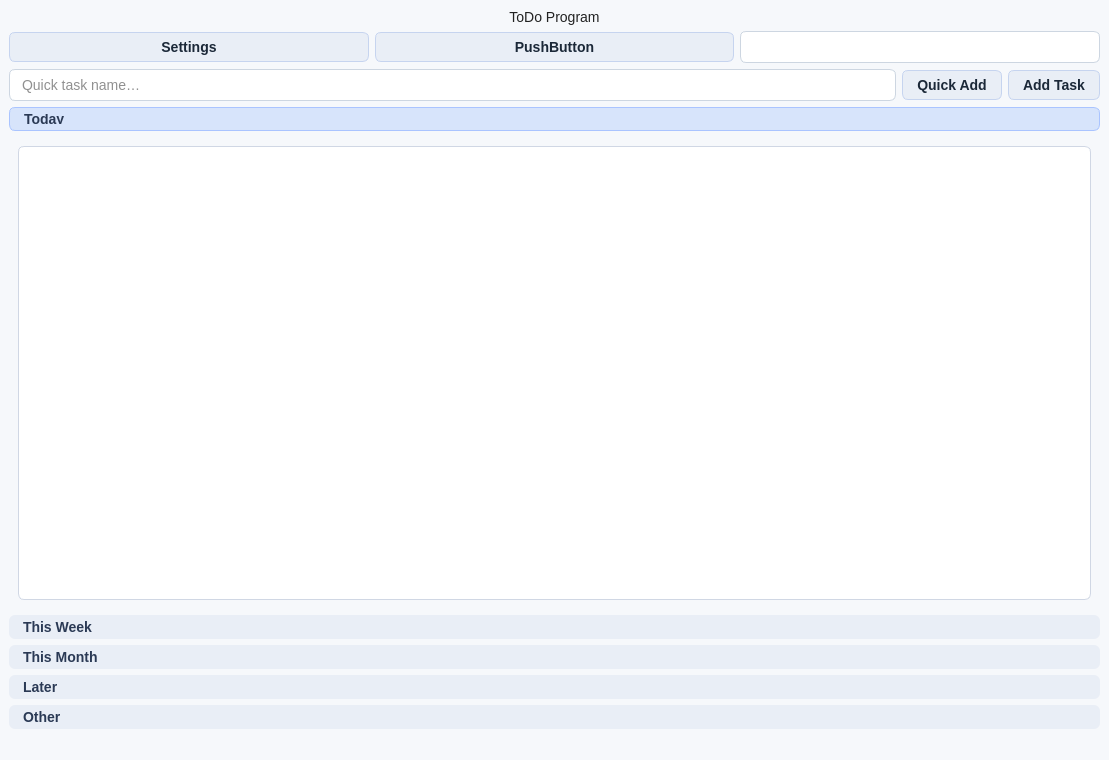
This is mainWindow/mainwindow.ui in denysfreiuk/ToDoManager-Cpp as Qt 5 draws it before an edit. The edited form follows.
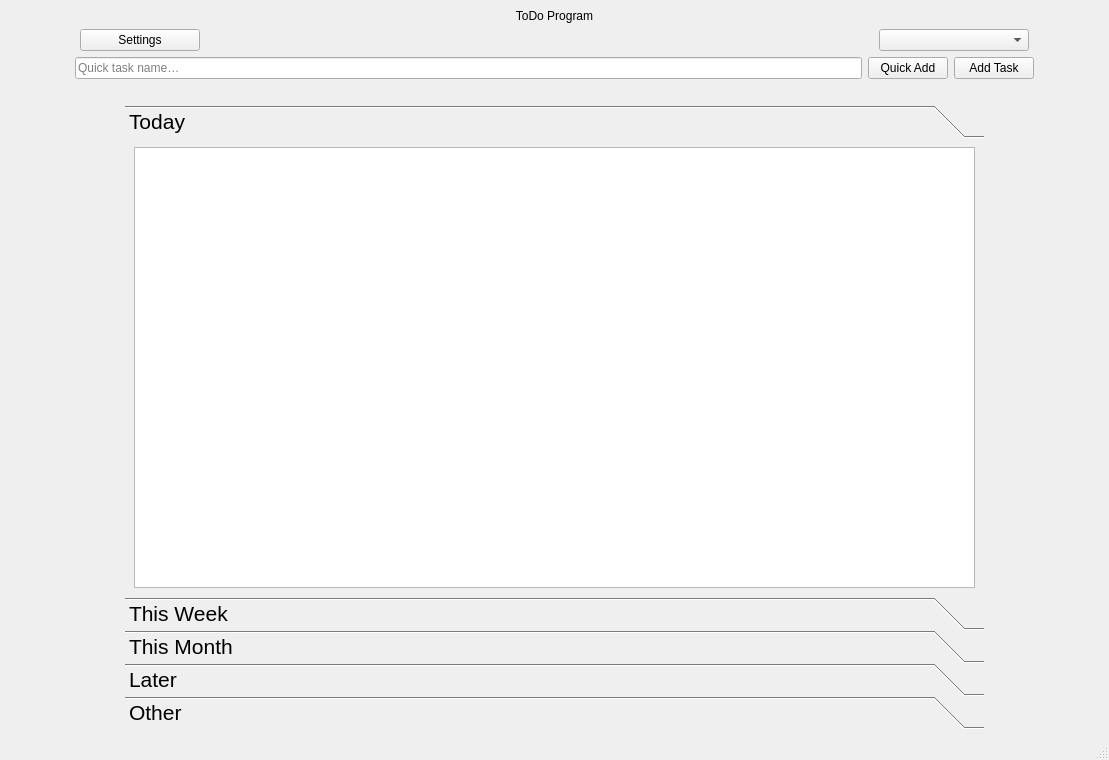
This is the edited form. Icons and pictures are not drawn.

Commit message:
Improve UI design and fix layout bugs
- Unified visual style moved to single QSS file (consistent light theme)
- Improved overall design of MainWindow, ToolBox, TaskItemWidget, etc.
- Fixed layout bugs and element clipping in task lists
- Adjusted paddings, margins, and hover states for clean look
- Ensured proper sizing for QToolBox tabs and list items

Patch:
```diff
--- a/mainWindow/mainwindow.ui
+++ b/mainWindow/mainwindow.ui
@@ -17,163 +17,22 @@
    <enum>Qt::LayoutDirection::LeftToRight</enum>
   </property>
   <property name="styleSheet">
-   <string notr="true">/* === 🌈 GLOBAL === */
-QWidget {
-    background-color: #f6f8fb;
-    font-family: &quot;Segoe UI&quot;, &quot;Roboto&quot;, sans-serif;
-    font-size: 14px;
-    color: #222;
-}
-
-/* === 🧭 QToolBox === */
-QToolBox::tab {
-    background-color: #e9eef6;
-    border-radius: 6px;
-    padding: 6px 10px;
-    font-weight: 600;
-    color: #2b3a55;
-}
-QToolBox::tab:selected {
-    background-color: #d7e4fb;
-    border: 1px solid #aac4ff;
-}
-QToolBox::tab:hover {
-    background-color: #dfe8f9;
-}
-
-/* === 📋 QListWidget === */
-QListWidget {
-    background-color: #ffffff;
-    border: 1px solid #d0d7e4;
-    border-radius: 6px;
-    padding: 4px;
-}
-QListWidget::item {
-    margin: 2px;
-    padding: 6px 8px;
-    border-radius: 4px;
-}
-QListWidget::item:selected {
-    background-color: #e8f2ff;
-    border: 1px solid #aac8ff;
-}
-
-/* === 🧾 QLineEdit === */
-QLineEdit {
-    background-color: #ffffff;
-    border: 1px solid #cdd6e1;
-    border-radius: 6px;
-    padding: 6px 10px;
-    selection-background-color: #cfe2ff;
-}
-QLineEdit:focus {
-    border: 1px solid #6ea8fe;
-    background-color: #fefeff;
-}
-
-/* === 🔘 QPushButton === */
-QPushButton {
-    background-color: #e9eef6;
-    color: #1b2838;
-    border: 1px solid #c6d4ef;
-    border-radius: 6px;
-    padding: 6px 14px;
-    font-weight: 500;
-    transition: all 0.2s ease-in-out;
-}
-QPushButton:hover {
-    background-color: #d7e4fb;
-}
-QPushButton:pressed {
-    background-color: #c6d4ef;
-}
-QPushButton:disabled {
-    background-color: #e0e4ec;
-    color: #999;
-}
-
-/* === ⚙️ QComboBox (View Filter) === */
-QComboBox {
-    background-color: #ffffff;
-    border: 1px solid #cdd6e1;
-    border-radius: 6px;
-    padding: 6px 10px;
-    min-width: 130px;
-}
-QComboBox:hover {
-    border: 1px solid #6ea8fe;
-}
-QComboBox::drop-down {
-    border: none;
-    width: 24px;
-}
-QComboBox::down-arrow {
-    image: url(:/icons/down-arrow.png);
-    width: 10px;
-    height: 10px;
-}
-
-/* === 📦 QGroupBox / Панелі === */
-QGroupBox {
-    border: 1px solid #d0dae7;
-    border-radius: 6px;
-    margin-top: 8px;
-    background-color: #fdfdff;
-}
-QGroupBox::title {
-    subcontrol-origin: margin;
-    left: 8px;
-    padding: 0 4px;
-    color: #3b4b65;
-}
-
-/* === 🪟 QScrollBar (красивий) === */
-QScrollBar:vertical {
-    background: #f0f4fa;
-    width: 10px;
-    border-radius: 5px;
-}
-QScrollBar::handle:vertical {
-    background: #c3d4ee;
-    min-height: 25px;
-    border-radius: 5px;
-}
-QScrollBar::handle:vertical:hover {
-    background: #a9c3f2;
-}
-QScrollBar::add-line:vertical,
-QScrollBar::sub-line:vertical {
-    height: 0;
-}
-
-/* === ✅ Checkboxes / RadioButtons === */
-QCheckBox {
-    spacing: 6px;
-}
-QCheckBox::indicator {
-    width: 16px;
-    height: 16px;
-}
-QCheckBox::indicator:unchecked {
-    border: 1px solid #aabbd5;
-    border-radius: 4px;
-    background: #ffffff;
-}
-QCheckBox::indicator:checked {
-    background-color: #6ea8fe;
-    border: 1px solid #6ea8fe;
-    image: url(:/icons/checkmark.png);
-}
-</string>
+   <string notr="true"/>
   </property>
   <property name="toolButtonStyle">
    <enum>Qt::ToolButtonStyle::ToolButtonIconOnly</enum>
   </property>
   <widget class="QWidget" name="centralwidget">
+   <layout class="QVBoxLayout" name="verticalLayout_10">
+    <property name="leftMargin">
+     <number>75</number>
+    </property>
+    <property name="rightMargin">
+     <number>75</number>
+    </property>
+    <item>
    <layout class="QVBoxLayout" name="verticalLayout_7">
     <item>
-     <layout class="QVBoxLayout" name="verticalLayout_6">
-      <item>
        <widget class="QLabel" name="labelTitle">
         <property name="sizePolicy">
          <sizepolicy hsizetype="Preferred" vsizetype="Fixed">
@@ -184,7 +43,6 @@
         <property name="font">
          <font>
           <family>Segoe UI</family>
-          <pointsize>-1</pointsize>
           <fontweight>Medium</fontweight>
          </font>
         </property>
@@ -203,23 +61,63 @@
        </widget>
       </item>
       <item>
-       <layout class="QHBoxLayout" name="horizontalLayout_2">
+       <layout class="QHBoxLayout" name="horizontalLayout_2" stretch="0,0,0">
+        <property name="spacing">
+         <number>10</number>
+        </property>
+        <property name="leftMargin">
+         <number>5</number>
+        </property>
+        <property name="rightMargin">
+         <number>5</number>
+        </property>
         <item>
          <widget class="QPushButton" name="settingsButton">
+          <property name="sizePolicy">
+           <sizepolicy hsizetype="Preferred" vsizetype="Fixed">
+            <horstretch>0</horstretch>
+            <verstretch>0</verstretch>
+           </sizepolicy>
+          </property>
+          <property name="minimumSize">
+           <size>
+            <width>120</width>
+            <height>0</height>
+           </size>
+          </property>
           <property name="text">
            <string>Settings</string>
           </property>
          </widget>
         </item>
         <item>
-         <widget class="QPushButton" name="detailsButton">
-          <property name="text">
-           <string>PushButton</string>
+         <spacer name="horizontalSpacer">
+          <property name="orientation">
+           <enum>Qt::Orientation::Horizontal</enum>
           </property>
-         </widget>
+          <property name="sizeHint" stdset="0">
+           <size>
+            <width>40</width>
+            <height>20</height>
+           </size>
+          </property>
+         </spacer>
         </item>
         <item>
-         <widget class="QComboBox" name="viewFilterBox"/>
+         <widget class="QComboBox" name="viewFilterBox">
+          <property name="sizePolicy">
+           <sizepolicy hsizetype="Preferred" vsizetype="Fixed">
+            <horstretch>0</horstretch>
+            <verstretch>0</verstretch>
+           </sizepolicy>
+          </property>
+          <property name="minimumSize">
+           <size>
+            <width>150</width>
+            <height>0</height>
+           </size>
+          </property>
+         </widget>
         </item>
        </layout>
       </item>
@@ -249,17 +147,55 @@
        </layout>
       </item>
       <item>
+       <spacer name="horizontalSpacer_2">
+        <property name="orientation">
+         <enum>Qt::Orientation::Horizontal</enum>
+        </property>
+        <property name="sizeHint" stdset="0">
+         <size>
+          <width>40</width>
+          <height>20</height>
+         </size>
+        </property>
+       </spacer>
+      </item>
+      <item>
+       <layout class="QVBoxLayout" name="verticalLayout_6">
+        <property name="leftMargin">
+         <number>50</number>
+        </property>
+        <property name="rightMargin">
+         <number>50</number>
+        </property>
+        <item>
        <widget class="QToolBox" name="toolBox">
+          <property name="enabled">
+           <bool>true</bool>
+          </property>
+          <property name="font">
+           <font>
+            <pointsize>16</pointsize>
+           </font>
+          </property>
+          <property name="lineWidth">
+           <number>1</number>
+          </property>
+          <property name="midLineWidth">
+           <number>0</number>
+          </property>
         <property name="currentIndex">
          <number>0</number>
         </property>
+          <property name="tabSpacing">
+           <number>0</number>
+          </property>
         <widget class="QWidget" name="page_1">
          <property name="geometry">
           <rect>
            <x>0</x>
            <y>0</y>
-           <width>1085</width>
-           <height>404</height>
+             <width>857</width>
+             <height>334</height>
           </rect>
          </property>
          <attribute name="label">
@@ -352,6 +288,8 @@
      </layout>
     </item>
    </layout>
+    </item>
+   </layout>
   </widget>
   <widget class="QMenuBar" name="menubar">
    <property name="geometry">
```
Left out of the diff: 18 changed lines with no effect on the pictures. Lines whose indentation alone changed are shown as unchanged. The commit also changes 8 other files.
